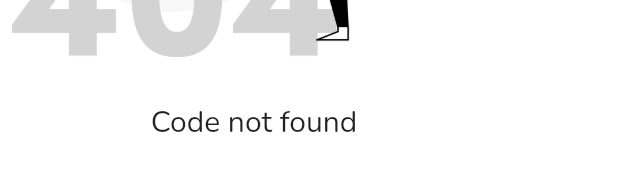
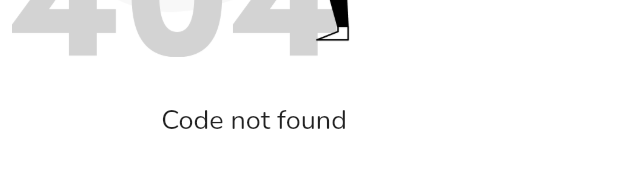
Before and after one commit to arielroque/http_cats_mobile, a Flutter app: the LabelMessage widget shown alone on an empty page, opened directly, on a phone screen of 412 x 824 dp. Shown: the part 449-620 px from the top of the screen. Run offline on Flutter 3.47's test engine with Material 2 defaults, Android fonts, the phone set to English and light mode, and no system bars; our stand-ins replace cached_network_image, dartz, dio, equatable, get, webview_flutter; network calls fail.

Commit message:
feat: add color_theme and font_size

```diff
--- a/lib/app/core/widgets/label_message/label_message.dart
+++ b/lib/app/core/widgets/label_message/label_message.dart
@@ -1,4 +1,5 @@
 import 'package:flutter/cupertino.dart';
+import 'package:flutter_clean_architecture/app/theme/font_size.dart';
 
 class LabelMessage extends StatelessWidget {
 
@@ -18,7 +19,7 @@ class LabelMessage extends StatelessWidget {
         children: [
           Image.asset(imageAssetPath,height: height*0.4,),
           SizedBox(height: 30,),
-          Text(message,style: TextStyle(fontSize: 20),)
+          Text(message,style: TextStyle(fontSize: FontSize.FONT_SIZE_MEDIUM),)
         ],
       ),
     );
--- a/lib/app/core/widgets/spinner/spinner.dart
+++ b/lib/app/core/widgets/spinner/spinner.dart
@@ -1,5 +1,6 @@
 import 'package:flutter/cupertino.dart';
 import 'package:flutter/material.dart';
+import 'package:flutter_clean_architecture/app/theme/font_size.dart';
 
 class Spinner extends StatelessWidget {
   final String message;
@@ -19,7 +20,7 @@ class Spinner extends StatelessWidget {
           ),
         ),
         SizedBox(height: 15,),
-        Visibility(visible: message.isNotEmpty, child: Text(this.message,style: TextStyle(fontSize: 20),))
+        Visibility(visible: message.isNotEmpty, child: Text(this.message,style: TextStyle(fontSize: FontSize.FONT_SIZE_REGULAR),))
       ],
     );
   }
--- a/lib/app/core/widgets/web_view_render/web_view_render.dart
+++ b/lib/app/core/widgets/web_view_render/web_view_render.dart
@@ -1,6 +1,7 @@
 import 'dart:io';
 import 'package:flutter/cupertino.dart';
 import 'package:flutter/material.dart';
+import 'package:flutter_clean_architecture/app/theme/font_size.dart';
 import 'package:webview_flutter/webview_flutter.dart';
 
 class WebViewRender extends StatefulWidget {
@@ -26,7 +27,7 @@ class WebViewRenderState extends State<WebViewRender> {
       appBar: AppBar(
         title: Text(
           "See More",
-          style: TextStyle(fontSize: 18),
+          style: TextStyle(fontSize: FontSize.FONT_SIZE_APP_BAR),
         ),
         elevation: 0,
       ),
--- a/lib/app/presentation/home/home_screen.dart
+++ b/lib/app/presentation/home/home_screen.dart
@@ -5,6 +5,7 @@ import 'package:flutter_clean_architecture/app/core/widgets/search_bar/search_ba
 import 'package:flutter_clean_architecture/app/core/widgets/spinner/spinner.dart';
 import 'package:flutter_clean_architecture/app/presentation/home/home_controller.dart';
 import 'package:flutter_clean_architecture/app/presentation/home/widgets/image_card.dart';
+import 'package:flutter_clean_architecture/app/theme/font_size.dart';
 import 'package:get/get.dart';
 
 class HomeScreen extends GetView<HomeController> {
@@ -18,7 +19,7 @@ class HomeScreen extends GetView<HomeController> {
                 hint: "Search...",
                 keyboardType: TextInputType.number,
               )
-            : Text(Constants.APP_NAME)),
+            : Text(Constants.APP_NAME,style: TextStyle(fontSize: FontSize.FONT_SIZE_APP_BAR),)),
         actions: [
           Obx(() => IconButton(
               onPressed: () {
--- /dev/null
+++ b/lib/app/theme/font_size.dart
@@ -0,0 +1,12 @@
+class FontSize {
+  static const double FONT_SIZE_12 = 12;
+  static const double FONT_SIZE_14 = 14;
+  static const double FONT_SIZE_16 = 16;
+  static const double FONT_SIZE_EXTRA_LIGHT = 8;
+  static const double FONT_SIZE_APP_BAR = 20;
+  static const double FONT_SIZE_LIGHT = 10;
+  static const double FONT_SIZE_REGULAR = 14;
+  static const double FONT_SIZE_MEDIUM = 18;
+  static const double FONT_SIZE_LARGE = 25;
+  static const double FONT_SIZE_EXTRA_LARGE = 35;
+}
```
Also changed, not shown: lib/app/presentation/home/widgets/image_card.dart (+6 -4 lines), lib/app/theme/color_theme.dart (added, +7 -0 lines), lib/app/theme/theme_data.dart (+5 -10 lines).
